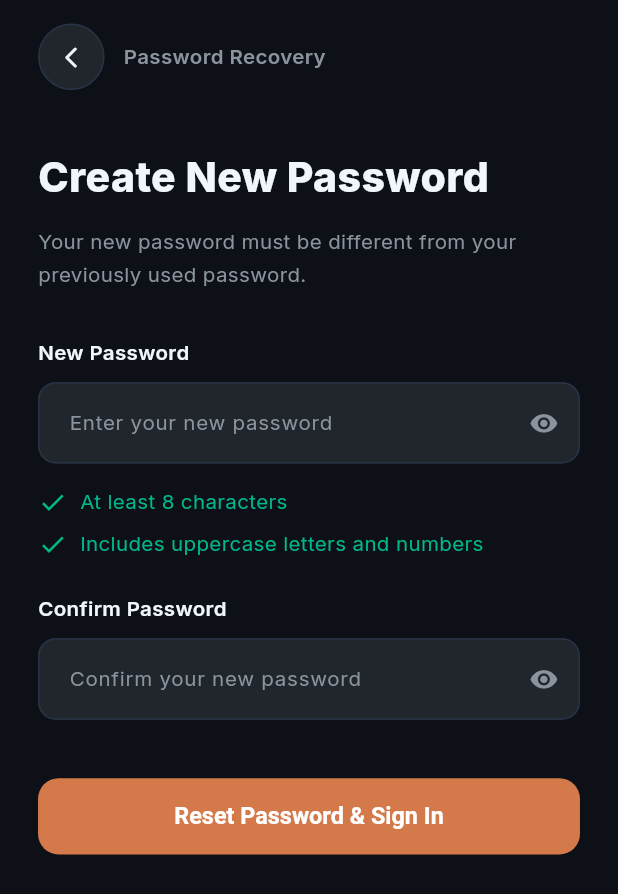
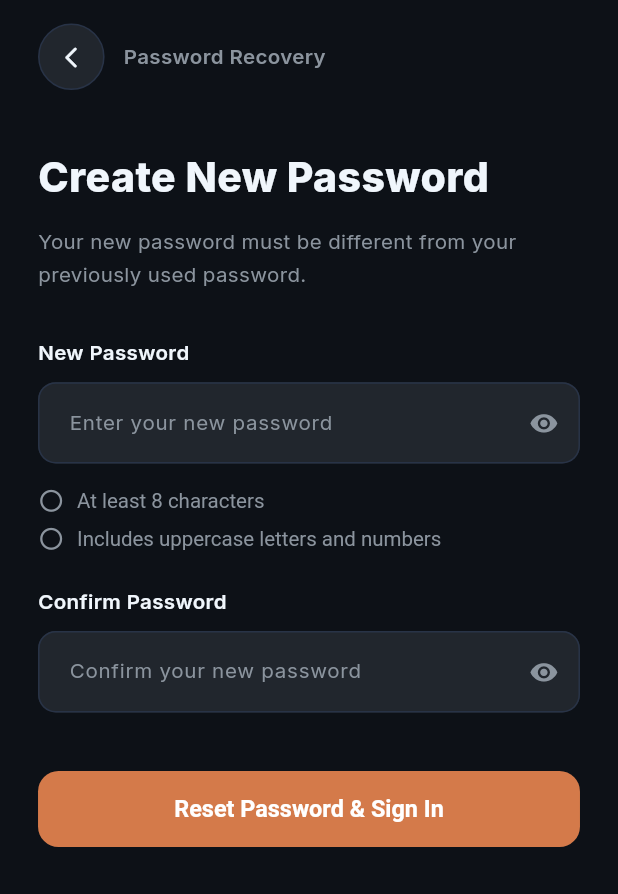
Before and after one commit to ahmedjihad2024/dokkan_application, a Flutter app: the CreateNewPasswordScreen screen opened by its route, on a phone screen of 412 x 824 dp. Shown: the top 894 px of the screen. Run offline on Flutter 3.47's test engine with Material 3 defaults, Android fonts, the phone set to English and light mode, and no system bars; our stand-ins replace flutter_animate, flutter_bloc, flutter_screenutil, flutter_svg, image_picker, pull_to_refresh and 2 more; missing offline and left inert: animated_visibility; accounts and stored records are empty.

Commit message:
feat(auth): connect password recovery routing flow and add interactive password requirement validation

```diff
--- a/lib/core/res/router/app_router.dart
+++ b/lib/core/res/router/app_router.dart
@@ -1,26 +1,19 @@
 import 'package:flutter/material.dart';
 
+import '../../../features/add_product/presentation/add_product_screen.dart';
 import '../../../features/authentication/presentation/create_new_password_screen.dart';
 import '../../../features/authentication/presentation/enter_recovery_code_screen.dart';
+import '../../../features/authentication/presentation/forget_password_screen.dart';
+import '../../../features/authentication/presentation/login_screen.dart';
+import '../../../features/authentication/presentation/signup_screen.dart';
 import '../../../features/authentication/presentation/verify_email_address_screen.dart';
-import '../../../features/authentication/presentation/forget_password_screen.dart';
-
 import '../../../features/home/data/models/product_model.dart';
 import '../../../features/home/presentation/home_screen.dart';
+import '../../../features/manage_products/presentation/manage_products_screen.dart';
 import '../../../features/onboarding/presentation/onboarding_screen.dart';
 import '../../../features/product_details/presentation/product_details_screen.dart';
 import '../../../features/reviews/presentation/reviews_screen.dart';
 import '../../../features/splash/presentation/splash_screen.dart';
-
-// 🟢 NEW: استيراد شاشة تسجيل الدخول
-import '../../../features/authentication/presentation/login_screen.dart';
-
-// 🟢 NEW: استيراد شاشة إنشاء الحساب
-import '../../../features/authentication/presentation/signup_screen.dart';
-import '../../../features/manage_products/presentation/manage_products_screen.dart';
-
-import '../../../features/add_product/presentation/add_product_screen.dart';
-
 import 'routes.dart';
 
 class RouteGenerator {
@@ -52,16 +45,45 @@ class RouteGenerator {
             totalReviews: args?['reviewsCount'] as int? ?? 128,
           ),
         );
-      // 🟢 NEW: فتح شاشة تسجيل الدخول
+
+      // ─── Authentication Flow ───────────────────────────────────
       case Routes.login:
         return MaterialPageRoute(builder: (_) => const LoginScreen());
-      //Register the Forgot Password screen
+
+      case Routes.register:
+        return MaterialPageRoute(builder: (_) => const SignupScreen());
+
       case Routes.forgotPassword:
         return MaterialPageRoute(builder: (_) => const ForgotPasswordScreen());
 
-      // 🟢 NEW: فتح شاشة إنشاء الحساب
-      case Routes.register:
-        return MaterialPageRoute(builder: (_) => const SignupScreen());
+      case Routes.verifyEmailAddress:
+      case Routes.otpVerification:
+        final email = _extractEmail(settings.arguments);
+        final isPasswordRecovery = _extractBool(
+          settings.arguments,
+          key: 'isPasswordRecovery',
+        );
+        return MaterialPageRoute(
+          builder: (_) => VerifyEmailAddressScreen(
+            email: email,
+            isPasswordRecovery: isPasswordRecovery,
+          ),
+        );
+
+      case Routes.recoveryCode:
+        final email = _extractEmail(settings.arguments);
+        return MaterialPageRoute(
+          builder: (_) => EnterRecoveryCodeScreen(email: email),
+        );
+
+      case Routes.createNewPassword:
+      case Routes.resetPassword:
+        final email = _extractEmail(settings.arguments);
+        return MaterialPageRoute(
+          builder: (_) => CreateNewPasswordScreen(
+            email: email.isEmpty ? null : email,
+          ),
+        );
 
       case Routes.manageProducts:
         return MaterialPageRoute(builder: (_) => const ManageProductsScreen());
@@ -69,26 +91,24 @@ class RouteGenerator {
       case Routes.addProduct:
         return MaterialPageRoute(builder: (_) => const AddProductScreen());
 
-      case Routes.verifyEmailAddress:
-        final email = settings.arguments as String? ?? '';
-
-        return MaterialPageRoute(
-          builder: (_) => VerifyEmailAddressScreen(email: email),
-        );
-
-      case Routes.recoveryCode:
-        return MaterialPageRoute(
-          builder: (_) => const EnterRecoveryCodeScreen(),
-        );
-
-      case Routes.createNewPassword:
-        return MaterialPageRoute(
-          builder: (_) => const CreateNewPasswordScreen(),
-        );
-
       default:
         return _unDefinedRoute(settings.name);
     }
+  }
+
+  static String _extractEmail(Object? args) {
+    if (args is String) return args;
+    if (args is Map<String, dynamic>) {
+      return args['email'] as String? ?? '';
+    }
+    return '';
+  }
+
+  static bool _extractBool(Object? args, {required String key}) {
+    if (args is Map<String, dynamic>) {
+      return args[key] as bool? ?? false;
+    }
+    return false;
   }
 
   static Route<dynamic> _unDefinedRoute(String? routeName) {
--- a/lib/features/authentication/presentation/create_new_password_screen.dart
+++ b/lib/features/authentication/presentation/create_new_password_screen.dart
@@ -1,12 +1,16 @@
 import 'package:flutter/material.dart';
 import 'package:flutter_screenutil/flutter_screenutil.dart';
 
+import '../../../core/extensions/navigation_extension.dart';
 import '../../../core/extensions/theme_extensions.dart';
 import '../../../core/res/color_manager.dart';
+import '../../../core/res/router/routes.dart';
 import '../../../core/widgets/buttons/primary_button.dart';
 
 class CreateNewPasswordScreen extends StatefulWidget {
-  const CreateNewPasswordScreen({super.key});
+  final String? email;
+
+  const CreateNewPasswordScreen({super.key, this.email});
 
   @override
   State<CreateNewPasswordScreen> createState() =>
@@ -20,6 +24,8 @@ class _CreateNewPasswordScreenState extends State<CreateNewPasswordScreen> {
 
   bool _isPasswordVisible = false;
   bool _isConfirmPasswordVisible = false;
+  bool _hasStartedTyping = false;
+  bool _hasAttemptedSubmit = false;
 
   bool get _hasMinLength => _passwordController.text.length >= 8;
 
@@ -30,30 +36,69 @@ class _CreateNewPasswordScreenState extends State<CreateNewPasswordScreen> {
   void _resetPassword() {
     FocusScope.of(context).unfocus();
 
+    setState(() {
+      _hasAttemptedSubmit = true;
+    });
+
     if (!_formKey.currentState!.validate()) return;
 
     ScaffoldMessenger.of(context).showSnackBar(
       const SnackBar(
         content: Text(
-          'Password reset will be available after backend integration.',
+          'Password reset successfully! Please sign in with your new password.',
         ),
+        backgroundColor: Color(0xFF00B889),
       ),
     );
+
+    context.pushNamedAndRemoveUntil(Routes.login, (route) => false);
   }
 
-  // Simple password requirement style
-  Widget _buildSimpleRequirement(String text) {
-    const color = Color(0xFF00B889);
+  // Interactive password requirement indicator
+  Widget _buildRequirementItem({
+    required String text,
+    required bool isValid,
+  }) {
+    final bool hasStarted = _hasStartedTyping || _hasAttemptedSubmit;
 
-    return Row(
-      children: [
-        Icon(Icons.check, color: color, size: 20.sp),
-        SizedBox(width: 8.w),
-        Text(
-          text,
-          style: TextStyle(color: color, fontSize: 14.sp),
-        ),
-      ],
+    final Color color;
+    final IconData icon;
+
+    if (!hasStarted) {
+      color = context.textSecondaryColor;
+      icon = Icons.radio_button_unchecked_rounded;
+    } else if (isValid) {
+      color = const Color(0xFF00B889);
+      icon = Icons.check_circle_rounded;
+    } else {
+      color = const Color(0xFFEF4444);
+      icon = Icons.cancel_rounded;
+    }
+
+    return AnimatedDefaultTextStyle(
+      duration: const Duration(milliseconds: 200),
+      style: TextStyle(
+        color: color,
+        fontSize: 14.sp,
+        fontWeight: isValid && hasStarted ? FontWeight.w600 : FontWeight.w400,
+      ),
+      child: Row(
+        children: [
+          AnimatedSwitcher(
+            duration: const Duration(milliseconds: 200),
+            transitionBuilder: (child, anim) =>
+                ScaleTransition(scale: anim, child: child),
+            child: Icon(
+              icon,
+              key: ValueKey('$text-$hasStarted-$isValid'),
+              color: color,
+              size: 18.sp,
+            ),
+          ),
+          SizedBox(width: 8.w),
+          Text(text),
+        ],
+      ),
     );
   }
 
@@ -133,7 +178,13 @@ class _CreateNewPasswordScreenState extends State<CreateNewPasswordScreen> {
                       ),
                       child: IconButton(
                         padding: EdgeInsets.zero,
-                        onPressed: () => Navigator.pop(context),
+                        onPressed: () {
+                          if (context.canPop()) {
+                            context.pop();
+                          } else {
+                            context.pushReplacementNamed(Routes.login);
+                          }
+                        },
                         icon: Icon(
                           Icons.arrow_back_ios_new_rounded,
                           size: 17.sp,
@@ -199,8 +250,12 @@ class _CreateNewPasswordScreenState extends State<CreateNewPasswordScreen> {
                     color: context.textPrimaryColor,
                     fontSize: 14.sp,
                   ),
-                  onChanged: (_) {
-                    setState(() {});
+                  onChanged: (val) {
+                    setState(() {
+                      if (!_hasStartedTyping && val.isNotEmpty) {
+                        _hasStartedTyping = true;
+                      }
+                    });
                   },
                   decoration: _passwordDecoration(
                     hint: 'Enter your new password',
@@ -226,13 +281,17 @@ class _CreateNewPasswordScreenState extends State<CreateNewPasswordScreen> {
 
                 SizedBox(height: 16.h),
 
-                // Simple password requirements
-                _buildSimpleRequirement('At least 8 characters'),
+                // Interactive password requirements
+                _buildRequirementItem(
+                  text: 'At least 8 characters',
+                  isValid: _hasMinLength,
+                ),
 
                 SizedBox(height: 8.h),
 
-                _buildSimpleRequirement(
-                  'Includes uppercase letters and numbers',
+                _buildRequirementItem(
+                  text: 'Includes uppercase letters and numbers',
+                  isValid: _hasUppercase && _hasNumber,
                 ),
 
                 SizedBox(height: 24.h),
@@ -257,6 +316,9 @@ class _CreateNewPasswordScreenState extends State<CreateNewPasswordScreen> {
                     color: context.textPrimaryColor,
                     fontSize: 14.sp,
                   ),
+                  onChanged: (_) {
+                    setState(() {});
+                  },
                   decoration: _passwordDecoration(
                     hint: 'Confirm your new password',
                     isVisible: _isConfirmPasswordVisible,
--- a/lib/features/authentication/presentation/forget_password_screen.dart
+++ b/lib/features/authentication/presentation/forget_password_screen.dart
@@ -110,9 +110,8 @@ class _ForgotPasswordScreenState extends State<ForgotPasswordScreen> {
               // Email form
               ForgotPasswordForm(
                 onSubmit: (email) {
-                  Navigator.pushNamed(
-                    context,
-                    Routes.verifyEmailAddress,
+                  context.pushNamed(
+                    Routes.recoveryCode,
                     arguments: email,
                   );
                 },
--- a/lib/features/authentication/presentation/login_screen.dart
+++ b/lib/features/authentication/presentation/login_screen.dart
@@ -151,9 +151,7 @@ class _LoginScreenState extends State<LoginScreen> {
                   context.pushReplacementNamed(Routes.home);
                 },
                 onForgotPassword: () {
-                  setState(() {
-                    _infoMessage = 'Reset link will be sent to your registered email.';
-                  });
+                  context.pushNamed(Routes.forgotPassword);
                 },
               ),
 
```
Also changed, not shown: lib/features/authentication/presentation/enter_recovery_code_screen.dart (+14 -8 lines), lib/features/authentication/presentation/signup_screen.dart (+4 -4 lines), lib/features/authentication/presentation/verify_email_address_screen.dart (+26 -4 lines).
